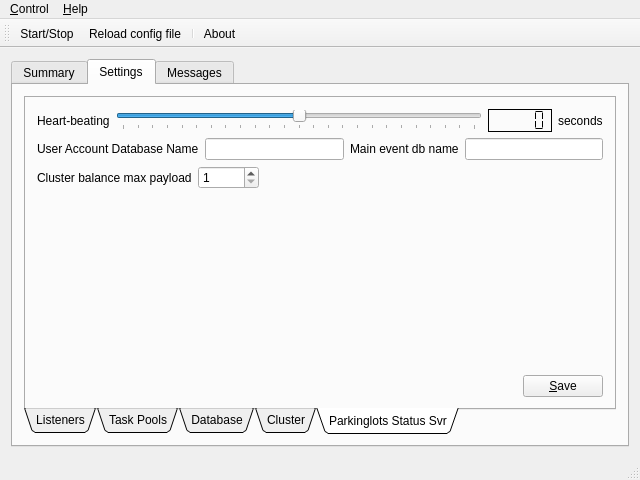
This is ZoomPipeline_FuncSvr/zpmainframe.ui in ChowZenki/zpserver as Qt 5 draws it before an edit. The edited form follows.
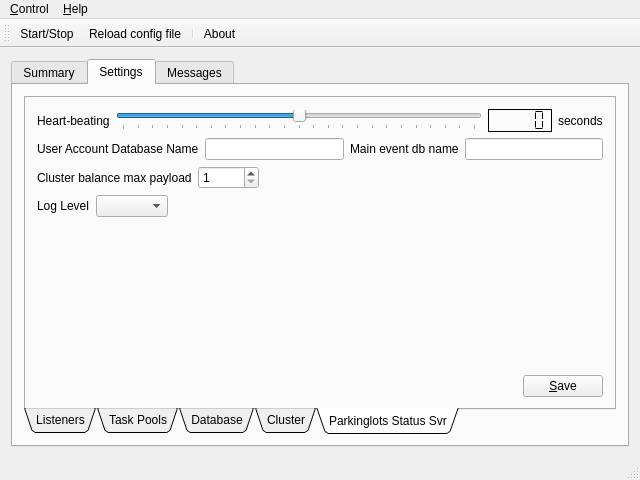
This is the edited form. The open tabs and pages were chosen to show the change. Icons and pictures are not drawn.

Commit message: Add a logger class warp, enable log-level settings inmain UI

Patch:
```diff
--- a/ZoomPipeline_FuncSvr/zpmainframe.ui
+++ b/ZoomPipeline_FuncSvr/zpmainframe.ui
@@ -866,6 +866,33 @@
               </item>
              </layout>
             </item>
+            <item>
+             <layout class="QHBoxLayout" name="horizontalLayout_20">
+              <item>
+               <widget class="QLabel" name="label_28">
+                <property name="text">
+                 <string>Log Level</string>
+                </property>
+               </widget>
+              </item>
+              <item>
+               <widget class="QComboBox" name="comboBox_logLevel"/>
+              </item>
+              <item>
+               <spacer name="horizontalSpacer_12">
+                <property name="orientation">
+                 <enum>Qt::Horizontal</enum>
+                </property>
+                <property name="sizeHint" stdset="0">
+                 <size>
+                  <width>40</width>
+                  <height>20</height>
+                 </size>
+                </property>
+               </spacer>
+              </item>
+             </layout>
+            </item>
             <item>
              <spacer name="verticalSpacer_2">
               <property name="orientation">
```
Left out of the diff: 6 changed lines with no effect on the pictures. The commit also changes 6 other files.
